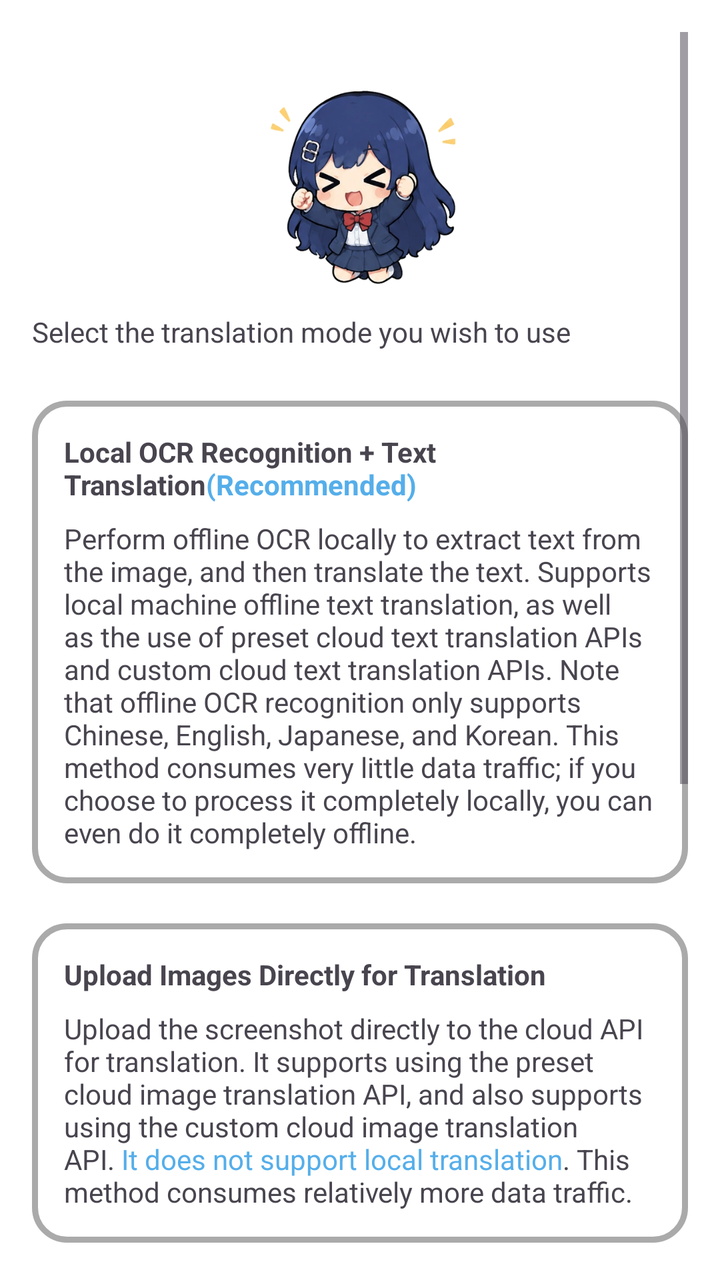
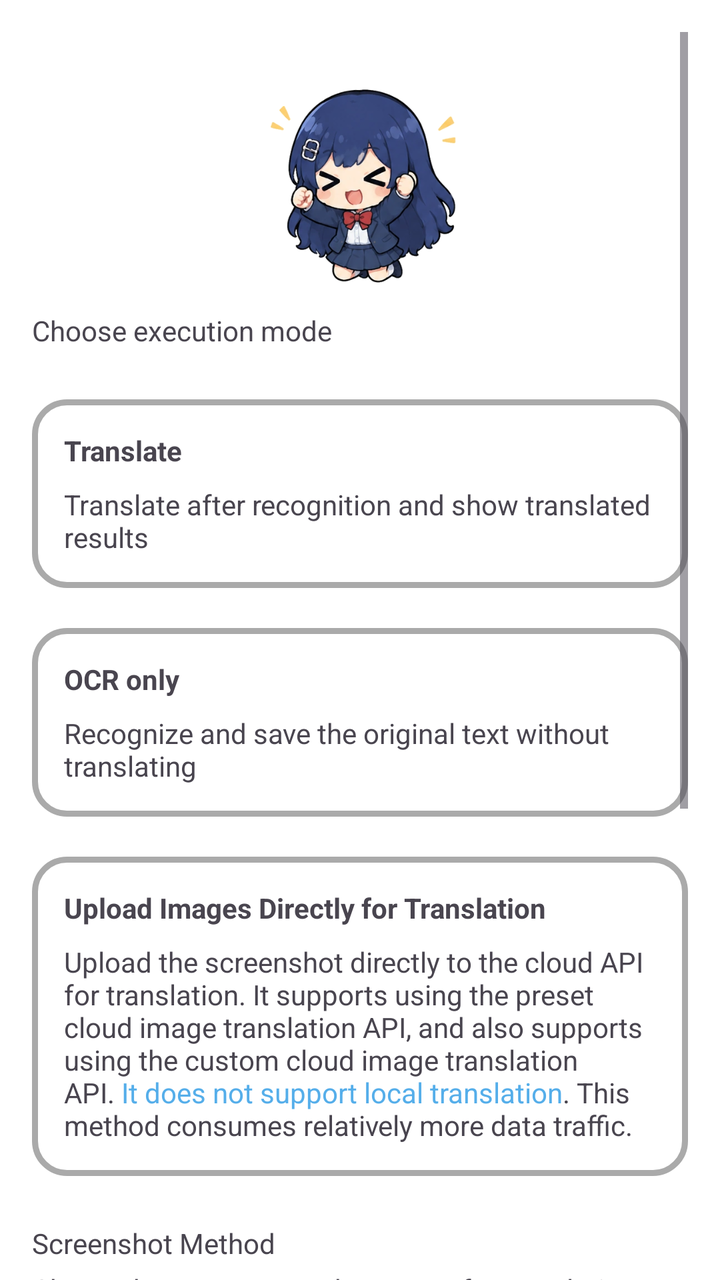

Compare the two renders of this Android layout. The source of the first and the diff that turns it into the second are given below.
<!-- AndroidManifest.xml: application theme Theme.MT -->
<!-- res/layout/fragment_translation_mode.xml -->
<?xml version="1.0" encoding="utf-8"?>
<ScrollView xmlns:android="http://schemas.android.com/apk/res/android"
    xmlns:app="http://schemas.android.com/apk/res-auto"
    xmlns:tools="http://schemas.android.com/tools"
    android:id="@+id/constrainLayout"
    android:layout_width="match_parent"
    android:layout_height="match_parent"
    android:padding="16dp"
    android:clipChildren="false"
    android:clipToPadding="false"
    tools:context=".me.settings.TranslationMode" >

    <androidx.constraintlayout.widget.ConstraintLayout
        android:layout_width="match_parent"
        android:layout_height="wrap_content"
        android:clipChildren="false"
        android:clipToPadding="false"
        app:layout_constraintBottom_toBottomOf="parent"
        app:layout_constraintEnd_toEndOf="parent"
        app:layout_constraintStart_toStartOf="parent"
        app:layout_constraintTop_toTopOf="parent">

        <androidx.constraintlayout.widget.Guideline
            android:id="@+id/guideline"
            android:layout_width="wrap_content"
            android:layout_height="wrap_content"
            android:orientation="horizontal"
            app:layout_constraintGuide_percent="0.02" />

        
        <ImageView
            android:id="@+id/mascot_icon"
            android:layout_width="120dp"
            android:layout_height="120dp"
            android:scaleType="fitCenter"
            android:src="@drawable/fist_pump_star"
            app:layout_constraintEnd_toEndOf="parent"
            app:layout_constraintStart_toStartOf="parent"
            app:layout_constraintTop_toBottomOf="@id/guideline" />

        <TextView
            android:id="@+id/des_textView"
            android:layout_width="wrap_content"
            android:layout_height="wrap_content"
            android:text="@string/choose_mode"
            android:textSize="14sp"
            app:layout_constraintTop_toBottomOf="@id/mascot_icon"
            app:layout_constraintStart_toStartOf="parent" />

        <LinearLayout
            android:id="@+id/modeGroup"
            android:layout_width="match_parent"
            android:layout_height="wrap_content"
            android:orientation="vertical"
            android:layout_marginTop="10dp"
            app:layout_constraintTop_toBottomOf="@id/des_textView"
            app:layout_constraintEnd_toEndOf="parent"
            app:layout_constraintStart_toStartOf="parent">

            <LinearLayout
                android:id="@+id/ocrModeLayout"
                android:layout_width="match_parent"
                android:layout_height="wrap_content"
                android:layout_marginTop="15dp"
                android:background="@drawable/custom_radio_button_background"
                android:orientation="horizontal"
                android:padding="16dp">

                <LinearLayout
                    android:layout_width="match_parent"
                    android:layout_height="wrap_content"
                    android:orientation="vertical">

                    <TextView 
                        android:layout_width="match_parent"
                        android:layout_height="wrap_content"
                        android:text="@string/ocr_mode"
                        android:textSize="14sp"
						android:textStyle="bold"
                        android:textColorHighlight="@android:color/transparent"/>

                    <TextView android:textSize="14sp"
                        android:layout_width="match_parent"
                        android:layout_height="wrap_content"
                        android:layout_marginTop="8dp"
                        android:text="@string/ocr_mode_description" />

                </LinearLayout>
            </LinearLayout>

            <LinearLayout
                android:id="@+id/picModeLayout"
                android:layout_width="match_parent"
                android:layout_height="wrap_content"
                android:layout_marginTop="20dp"
                android:background="@drawable/custom_radio_button_background"
                android:orientation="horizontal"
                android:padding="16dp">

                <LinearLayout
                    android:layout_width="match_parent"
                    android:layout_height="wrap_content"
                    android:orientation="vertical">

                    <TextView 
                        android:layout_width="match_parent"
                        android:layout_height="wrap_content"
                        android:text="@string/pic_mode"
                        android:textSize="14sp"
                        android:textStyle="bold" />

                    <TextView android:textSize="14sp"
                        android:layout_width="match_parent"
                        android:layout_height="wrap_content"
                        android:layout_marginTop="8dp"
                        android:text="@string/pic_mode_description"
                        android:textColorHighlight="@android:color/transparent"/>

                </LinearLayout>
            </LinearLayout>

        </LinearLayout>

        
        <TextView
            android:id="@+id/screenshot_title"
            android:layout_width="wrap_content"
            android:layout_height="wrap_content"
            android:layout_marginTop="24dp"
            android:text="@string/screenshot_section_title"
            android:textSize="14sp"
            app:layout_constraintTop_toBottomOf="@id/modeGroup"
            app:layout_constraintStart_toStartOf="parent" />

        <TextView
            android:id="@+id/screenshot_desc"
            android:layout_width="wrap_content"
            android:layout_height="wrap_content"
            android:layout_marginTop="4dp"
            android:text="@string/screenshot_section_desc"
            android:textSize="14sp"
            android:textColor="?android:textColorSecondary"
            app:layout_constraintTop_toBottomOf="@id/screenshot_title"
            app:layout_constraintStart_toStartOf="parent" />

        <LinearLayout
            android:id="@+id/screenshotGroup"
            android:layout_width="match_parent"
            android:layout_height="wrap_content"
            android:orientation="vertical"
            android:clipChildren="false"
            android:clipToPadding="false"
            android:layout_marginTop="10dp"
            app:layout_constraintTop_toBottomOf="@id/screenshot_desc"
            app:layout_constraintEnd_toEndOf="parent"
            app:layout_constraintStart_toStartOf="parent">

            <LinearLayout
                android:id="@+id/mediaprojectionLayout"
                android:layout_width="match_parent"
                android:layout_height="wrap_content"
                android:layout_marginHorizontal="4dp"
                android:layout_marginTop="15dp"
                android:background="@drawable/custom_radio_button_background"
                android:orientation="horizontal"
                android:padding="16dp">

                <LinearLayout
                    android:layout_width="match_parent"
                    android:layout_height="wrap_content"
                    android:orientation="vertical">

                    <TextView 
                        android:layout_width="match_parent"
                        android:layout_height="wrap_content"
                        android:text="@string/screenshot_method_mediaprojection"
                        android:textSize="14sp"
						android:textStyle="bold"
                        android:textColorHighlight="@android:color/transparent"/>

                    <TextView android:textSize="14sp" 
                        android:layout_width="match_parent"
                        android:layout_height="wrap_content"
                        android:layout_marginTop="8dp"
                        android:text="@string/screenshot_mediaprojection_desc" />

                </LinearLayout>
            </LinearLayout>

            <LinearLayout
                android:id="@+id/accessibilityLayout"
                android:layout_width="match_parent"
                android:layout_height="wrap_content"
                android:layout_marginHorizontal="4dp"
                android:layout_marginTop="20dp"
                android:background="@drawable/custom_radio_button_background"
                android:orientation="horizontal"
                android:padding="16dp">

                <LinearLayout
                    android:layout_width="match_parent"
                    android:layout_height="wrap_content"
                    android:orientation="vertical">

                    <TextView 
                        android:layout_width="match_parent"
                        android:layout_height="wrap_content"
                        android:text="@string/screenshot_method_accessibility"
                        android:textSize="14sp"
                        android:textStyle="bold" />

                    <TextView android:textSize="14sp" 
                        android:layout_width="match_parent"
                        android:layout_height="wrap_content"
                        android:layout_marginTop="8dp"
                        android:text="@string/screenshot_accessibility_desc"
                        android:textColorHighlight="@android:color/transparent"/>

                </LinearLayout>
            </LinearLayout>

        </LinearLayout>

    </androidx.constraintlayout.widget.ConstraintLayout>

</ScrollView>
<!-- resources referenced by this layout -->
<resources>
  <!-- drawable custom_radio_button_background (drawable) -->
  <?xml version="1.0" encoding="utf-8"?>
  <shape xmlns:android="http://schemas.android.com/apk/res/android"
      android:shape="rectangle">
  
      <corners android:radius="16dp" />
      <stroke android:width="3dp" android:color="@android:color/darker_gray" />
      <solid android:color="@color/surface" />
  
  </shape>
  <!-- drawable fist_pump_star: webp bitmap (drawable, 29282 bytes) -->
  <string name="choose_mode">Select the translation mode you wish to use</string>
  <string name="ocr_mode">Local OCR Recognition + Text Translation<font color="#55AEEA">(Recommended)</font></string>
  <string name="ocr_mode_description">Perform offline OCR locally to extract text from the image, and then translate the text. Supports local machine offline text translation, as well as the use of preset cloud text translation APIs and custom cloud text translation APIs. Note that offline OCR recognition only supports Chinese,  English, Japanese, and Korean. This method consumes very little data traffic; if you choose to process it completely locally, you can even do it completely offline.</string>
  <string name="pic_mode">Upload Images Directly for Translation</string>
  <string name="pic_mode_description">Upload the screenshot directly to the cloud API for translation. It supports using the preset cloud image translation API, and also supports using the custom cloud image translation API. <font color="#55AEEA">It does not support local translation</font>. This method consumes relatively more data traffic.</string>
  <string name="screenshot_accessibility_desc">✅ One-time authorization — never asked again\n✅ No persistent notification — clean status bar\n❌ Must manually enable in system accessibility settings</string>
  <string name="screenshot_mediaprojection_desc">✅ Works out of the box — no additional service to install or configure\n❌ Permission dialog on every launch\n❌ Android requires persistent "recording" notification</string>
  <string name="screenshot_method_accessibility">Accessibility Service</string>
  <string name="screenshot_method_mediaprojection">Screen Capture (Recommended)</string>
  <string name="screenshot_section_desc">Choose how to capture the screen for translation</string>
  <string name="screenshot_section_title">Screenshot Method</string>
  <style name="Theme.MT" parent="Base.Theme.MT">
          
          <item name="android:navigationBarColor">@android:color/transparent</item>
          <item name="android:statusBarColor">@android:color/transparent</item>
          <item name="android:windowLightStatusBar">?attr/isLightTheme</item>
      </style>
  <color name="surface">#FFFFFF</color>
  <style name="Base.Theme.MT" parent="Theme.Material3.DayNight.NoActionBar">
          <item name="colorPrimary">@color/primary</item>
          <item name="preferenceTheme">@style/AppPreferenceTheme</item>
          <item name="android:windowBackground">@color/surface</item>
          <item name="android:navigationBarColor">
              @android:color/transparent
          </item>
          <item name="android:enforceNavigationBarContrast">false</item>
          <item name="android:enforceStatusBarContrast">false</item>
      </style>
  <color name="primary">#55AEEA</color>
  <style name="AppPreferenceTheme" parent="@style/PreferenceThemeOverlay">
          <item name="android:preferenceStyle">@style/AppPrefStyle</item>
      </style>
  <style name="AppPrefStyle">
          <item name="android:layout">@layout/preference_item_fit</item>
      </style>
</resources>

<!-- the commit's change to res/layout/fragment_translation_mode.xml (unified diff, before → after) -->
@@ -58,7 +58,7 @@
             app:layout_constraintStart_toStartOf="parent">
 
             <LinearLayout
-                android:id="@+id/ocrModeLayout"
+                android:id="@+id/translateModeLayout"
                 android:layout_width="match_parent"
                 android:layout_height="wrap_content"
                 android:layout_marginTop="15dp"
@@ -74,7 +74,7 @@
                     <TextView 
                         android:layout_width="match_parent"
                         android:layout_height="wrap_content"
-                        android:text="@string/ocr_mode"
+                        android:text="@string/translate_execution_translate"
                         android:textSize="14sp"
 						android:textStyle="bold"
                         android:textColorHighlight="@android:color/transparent"/>
@@ -83,8 +83,38 @@
                         android:layout_width="match_parent"
                         android:layout_height="wrap_content"
                         android:layout_marginTop="8dp"
-                        android:text="@string/ocr_mode_description" />
-
+                        android:text="@string/translate_execution_translate_desc" />
+
+                </LinearLayout>
+            </LinearLayout>
+
+            <LinearLayout
+                android:id="@+id/ocrOnlyModeLayout"
+                android:layout_width="match_parent"
+                android:layout_height="wrap_content"
+                android:layout_marginTop="20dp"
+                android:background="@drawable/custom_radio_button_background"
+                android:orientation="horizontal"
+                android:padding="16dp">
+
+                <LinearLayout
+                    android:layout_width="match_parent"
+                    android:layout_height="wrap_content"
+                    android:orientation="vertical">
+
+                    <TextView
+                        android:layout_width="match_parent"
+                        android:layout_height="wrap_content"
+                        android:text="@string/translate_execution_ocr_only"
+                        android:textSize="14sp"
+                        android:textStyle="bold" />
+
+                    <TextView
+                        android:layout_width="match_parent"
+                        android:layout_height="wrap_content"
+                        android:layout_marginTop="8dp"
+                        android:text="@string/translate_execution_ocr_only_desc"
+                        android:textSize="14sp" />
                 </LinearLayout>
             </LinearLayout>
 
<!-- resource entries referenced after the edit -->
@@ -11,9 +11,7 @@
   
   </shape>
   <!-- drawable fist_pump_star: webp bitmap (drawable, 29282 bytes) -->
-  <string name="choose_mode">Select the translation mode you wish to use</string>
-  <string name="ocr_mode">Local OCR Recognition + Text Translation<font color="#55AEEA">(Recommended)</font></string>
-  <string name="ocr_mode_description">Perform offline OCR locally to extract text from the image, and then translate the text. Supports local machine offline text translation, as well as the use of preset cloud text translation APIs and custom cloud text translation APIs. Note that offline OCR recognition only supports Chinese,  English, Japanese, and Korean. This method consumes very little data traffic; if you choose to process it completely locally, you can even do it completely offline.</string>
+  <string name="choose_mode">Choose execution mode</string>
   <string name="pic_mode">Upload Images Directly for Translation</string>
   <string name="pic_mode_description">Upload the screenshot directly to the cloud API for translation. It supports using the preset cloud image translation API, and also supports using the custom cloud image translation API. <font color="#55AEEA">It does not support local translation</font>. This method consumes relatively more data traffic.</string>
   <string name="screenshot_accessibility_desc">✅ One-time authorization — never asked again\n✅ No persistent notification — clean status bar\n❌ Must manually enable in system accessibility settings</string>
@@ -22,6 +20,10 @@
   <string name="screenshot_method_mediaprojection">Screen Capture (Recommended)</string>
   <string name="screenshot_section_desc">Choose how to capture the screen for translation</string>
   <string name="screenshot_section_title">Screenshot Method</string>
+  <string name="translate_execution_ocr_only">OCR only</string>
+  <string name="translate_execution_ocr_only_desc">Recognize and save the original text without translating</string>
+  <string name="translate_execution_translate">Translate</string>
+  <string name="translate_execution_translate_desc">Translate after recognition and show translated results</string>
   <style name="Theme.MT" parent="Base.Theme.MT">
           
           <item name="android:navigationBarColor">@android:color/transparent</item>
